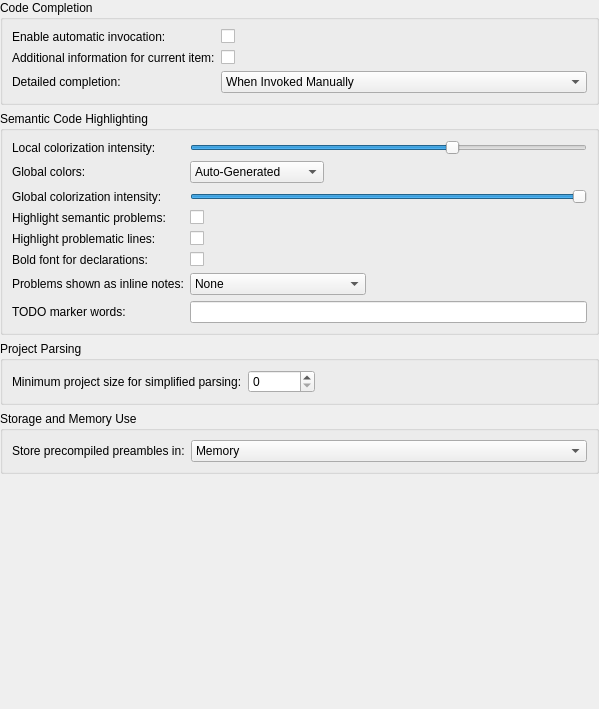
Above: kdevplatform/shell/settings/languagepreferences.ui from KDE/kdevelop before the change. Below: the same form after it.
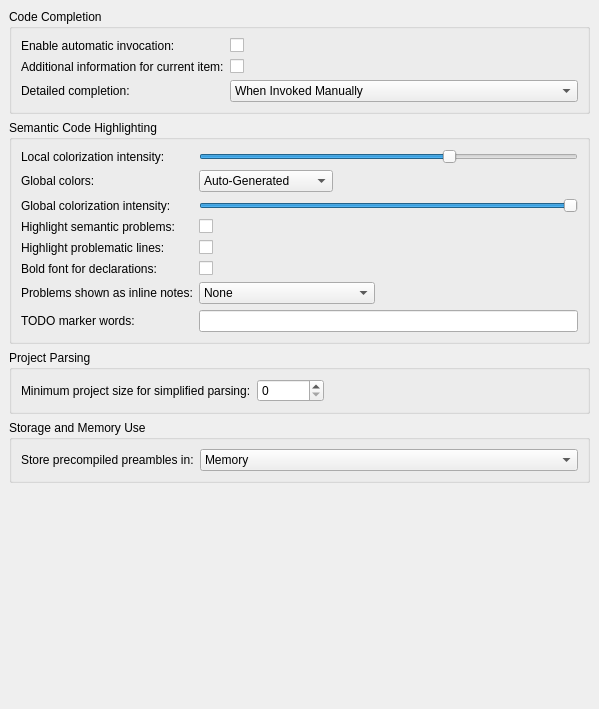
That is the form after the change. Custom widgets are drawn as their Qt base class.

```diff
--- a/kdevplatform/shell/settings/languagepreferences.ui
+++ b/kdevplatform/shell/settings/languagepreferences.ui
@@ -12,16 +12,16 @@
   </property>
   <layout class="QVBoxLayout" name="verticalLayout_2">
    <property name="leftMargin">
-    <number>0</number>
+    <number>9</number>
    </property>
    <property name="topMargin">
-    <number>0</number>
+    <number>9</number>
    </property>
    <property name="rightMargin">
-    <number>0</number>
+    <number>9</number>
    </property>
    <property name="bottomMargin">
-    <number>0</number>
+    <number>9</number>
    </property>
    <item>
     <widget class="QGroupBox" name="groupBox">
```
Left out of the diff: 10 changed lines with no effect on the pictures.
